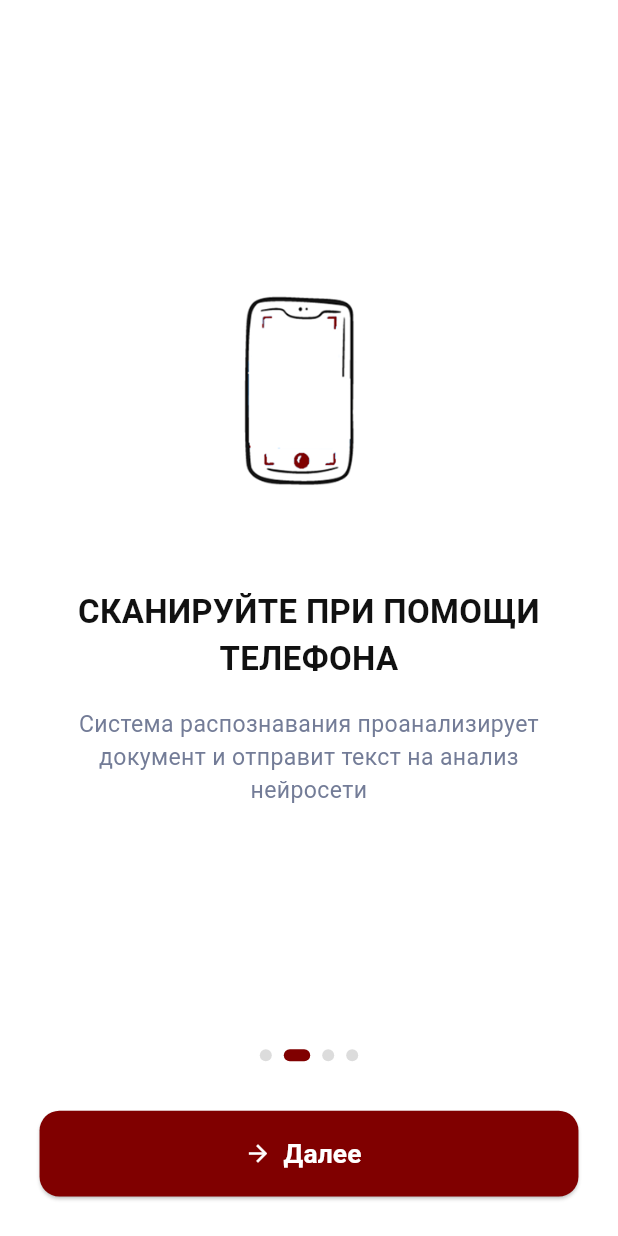
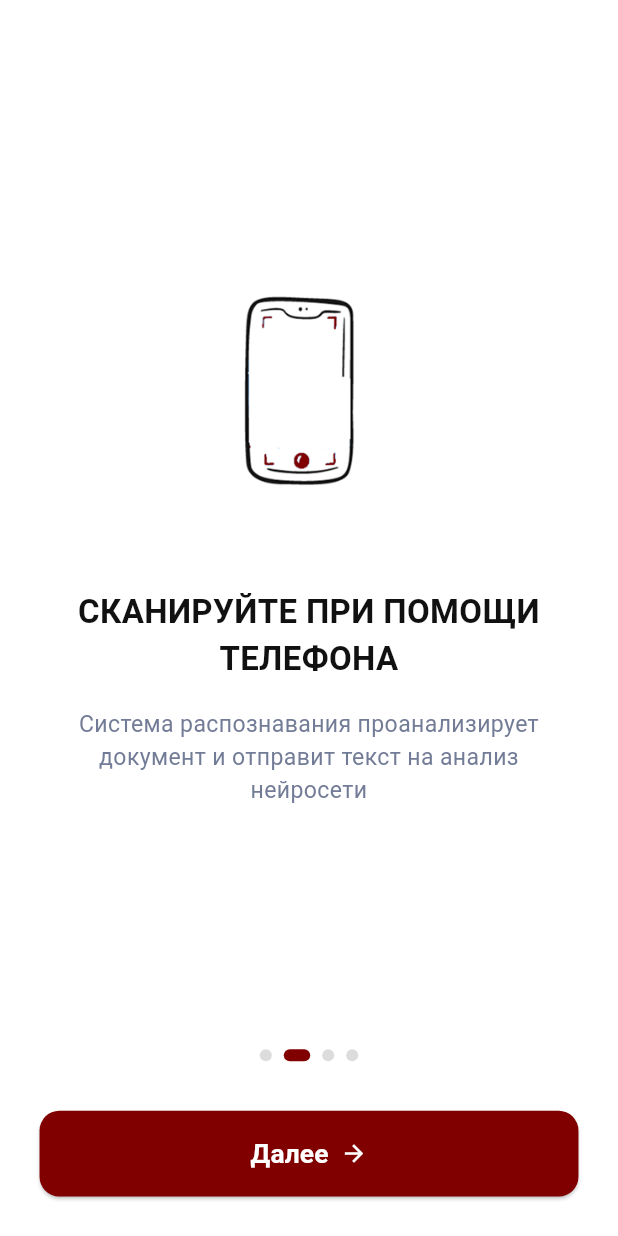
Before and after one commit to Dilvi/LegalScanAI, a Flutter app: the StartPage screen opened directly, after a tap on "Далее", on a phone screen of 412 x 824 dp. Run offline on Flutter 3.47's test engine with Material 3 defaults, Android fonts, the phone set to English and light mode, and no system bars; drawn by our look-alikes of smooth_page_indicator; our stand-ins replace camera, cloud_firestore, firebase_auth, firebase_core, flutter_local_notifications, flutter_markdown and 3 more; accounts and stored records are empty; Roboto replaces fonts that are missing (DM Sans); project files that could hold a hidden picture were left out.

Commit message:
Refactor project

```diff
--- a/backend_services/notepad.txt
+++ b/backend_services/notepad.txt
@@ -7,3 +7,4 @@ adb reverse tcp:8000 tcp:8000
 adb -s R3CT30187DD reverse tcp:8000 tcp:8000
 emulator-5554
 adb -s emulator-5554 reverse tcp:8000 tcp:8000
+adb uninstall com.example.legal_scan_ai
--- a/lib/start_page.dart
+++ b/lib/start_page.dart
@@ -1,5 +1,9 @@
 import 'package:flutter/material.dart';
 import 'package:smooth_page_indicator/smooth_page_indicator.dart';
+import 'login_page.dart'; // обязательно импортируй
+import 'package:firebase_auth/firebase_auth.dart';
+import 'home_page.dart';
+
 
 class StartPage extends StatefulWidget {
   const StartPage({super.key});
@@ -14,36 +18,55 @@ class _StartPageState extends State<StartPage> {
   final List<Map<String, String>> _pages = [
     {
       "title": "ПРОВЕРЯЙТЕ ДОКУМЕНТЫ\nПЕРЕД ПОДПИСАНИЕМ",
-      "subtitle": "Неочевидные условия могут привести к финансовым и юридическим рискам. Будьте уверены в каждом пункте договора!",
+      "subtitle":
+      "Неочевидные условия могут привести к финансовым и юридическим рискам. Будьте уверены в каждом пункте договора!",
       "image": "assets/start_icon_1.png",
     },
     {
       "title": "СКАНИРУЙТЕ ПРИ ПОМОЩИ ТЕЛЕФОНА",
-      "subtitle": "Система распознавания проанализирует документ и отправит текст на анализ нейросети",
+      "subtitle":
+      "Система распознавания проанализирует документ и отправит текст на анализ нейросети",
       "image": "assets/start_icon_2.png",
     },
     {
       "title": "LegalMind\nAI помощник по праву",
-      "subtitle": "Подскажет, как действовать, если контролёр требует оплату без квитанции, ГИБДД останавливает без причины или автобус не приезжает по расписанию",
+      "subtitle":
+      "Подскажет, как действовать, если контролёр требует оплату без квитанции, ГИБДД останавливает без причины или автобус не приезжает по расписанию",
       "image": "assets/start_icon_3.png",
     },
     {
       "title": "ВАШИ ДАННЫЕ\nВ БЕЗОПАСНОСТИ",
-      "subtitle": "Документ анализирует локальная нейросеть на вашем устройстве и не допустит утечки конфиденциальных данных",
+      "subtitle":
+      "Документ анализирует локальная нейросеть на вашем устройстве и не допустит утечки конфиденциальных данных",
       "image": "assets/start_icon_4.png",
     },
   ];
 
-  void _nextPage() {
-    if (_pageController.page! < _pages.length - 1) {
+  int _currentIndex = 0;
+
+  void _nextPage() async {
+    if (_currentIndex < _pages.length - 1) {
       _pageController.nextPage(
         duration: const Duration(milliseconds: 600),
         curve: Curves.easeInOut,
       );
     } else {
-      Navigator.pushReplacementNamed(context, '/home');
+      // Проверка авторизации
+      final user = FirebaseAuth.instance.currentUser;
+      if (user != null) {
+        Navigator.pushReplacement(
+          context,
+          MaterialPageRoute(builder: (context) => const HomePage()),
+        );
+      } else {
+        Navigator.pushReplacement(
+          context,
+          MaterialPageRoute(builder: (context) => const LoginPage()),
+        );
       }
     }
+  }
+
 
   @override
   Widget build(BuildContext context) {
@@ -60,6 +83,11 @@ class _StartPageState extends State<StartPage> {
                 child: PageView.builder(
                   controller: _pageController,
                   itemCount: _pages.length,
+                  onPageChanged: (index) {
+                    setState(() {
+                      _currentIndex = index;
+                    });
+                  },
                   itemBuilder: (context, index) => Column(
                     mainAxisAlignment: MainAxisAlignment.center,
                     children: [
@@ -105,25 +133,34 @@ class _StartPageState extends State<StartPage> {
                 ),
               ),
               SizedBox(height: 30 * scale),
-              ElevatedButton.icon(
+              SizedBox(
+                width: double.infinity,
+                height: 52 * scale,
+                child: ElevatedButton(
                   onPressed: _nextPage,
                   style: ElevatedButton.styleFrom(
                     backgroundColor: const Color(0xFF800000),
-                  minimumSize: Size(double.infinity, 52 * scale),
                     shape: RoundedRectangleBorder(
                       borderRadius: BorderRadius.circular(12 * scale),
                     ),
                   ),
-                icon: const Icon(Icons.arrow_forward, color: Colors.white),
-                label: Text(
-                  (_pageController.hasClients && _pageController.page == _pages.length - 1)
-                      ? "Начать"
-                      : "Далее",
+                  child: Row(
+                    mainAxisAlignment: MainAxisAlignment.center,
+                    children: [
+                      Text(
+                        _currentIndex == _pages.length - 1 ? "Начать" : "Далее",
                         style: TextStyle(
                           fontFamily: 'DM Sans',
                           fontSize: 16 * scale,
                           fontWeight: FontWeight.bold,
                           color: Colors.white,
+                        ),
+                      ),
+                      if (_currentIndex < _pages.length - 1) ...[
+                        const SizedBox(width: 8),
+                        const Icon(Icons.arrow_forward, color: Colors.white),
+                      ],
+                    ],
                   ),
                 ),
               ),
```
Also changed, not shown: lib/main.dart (+50 -4 lines), assets/Successfully.svg (added), assets/Unsuccessfully.svg (added), 4 other files. Lines whose indentation alone changed are shown as unchanged.
